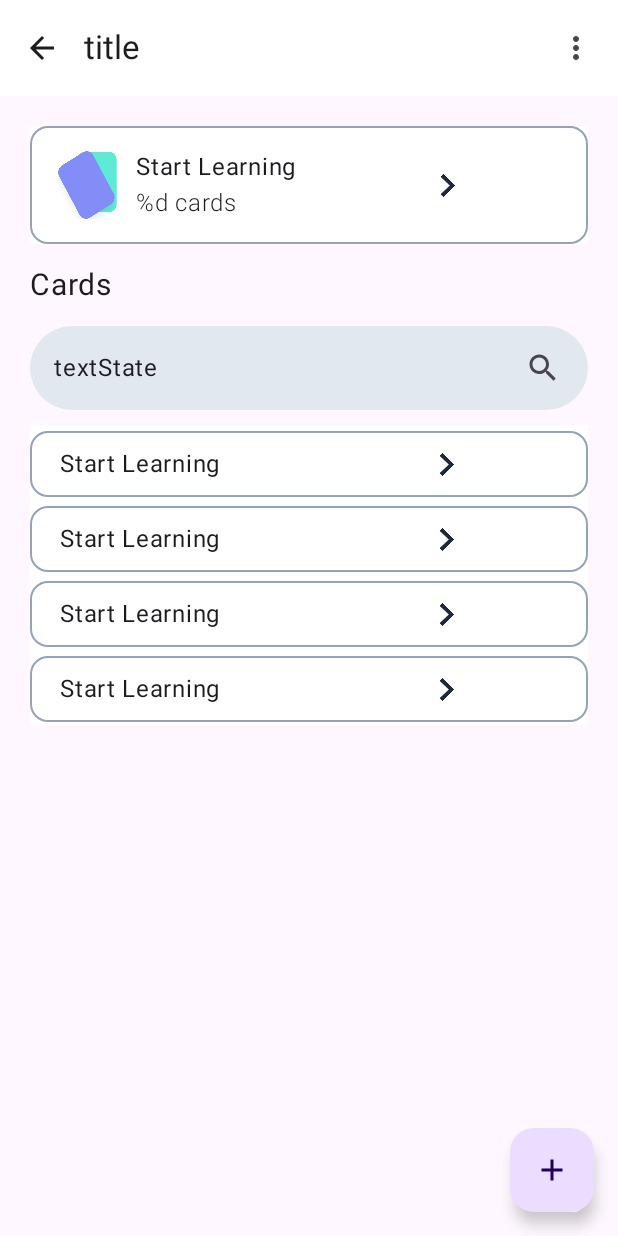
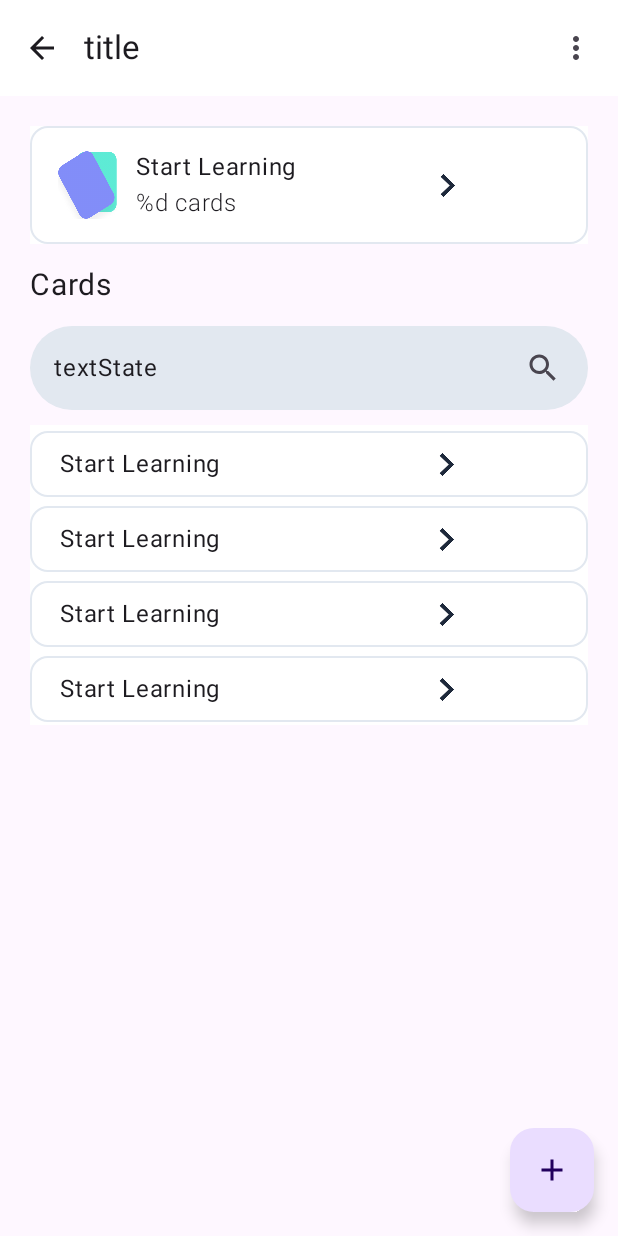
Before and after one commit to Tr1Fecta-7/Recall, an Android app built with Jetpack Compose: the composable DeckDetailScreen shown on its own in the app's theme, on a phone screen of 412 x 824 dp. Run offline under Robolectric (Android 15) with nearby library versions, the phone set to English and light mode, and no system bars; libraries missing offline, so code that uses them is left out: com.ramcosta.composedestinations; 1 statement that could not run was skipped.

Commit message:
color changed

```diff
--- a/android/app/src/main/java/nl/recall/components/deckDetail/DeckDetailScreen.kt
+++ b/android/app/src/main/java/nl/recall/components/deckDetail/DeckDetailScreen.kt
@@ -109,7 +109,7 @@ fun DeckDetailScreen() {
                         modifier = Modifier
                             .fillMaxWidth()
                             .background(AppTheme.white),
-                        border = BorderStroke(1.dp, AppTheme.neutral400),
+                        border = BorderStroke(1.dp, AppTheme.neutral200),
                         colors = CardDefaults.cardColors(
                             containerColor = AppTheme.white
                         ),
@@ -199,7 +199,7 @@ fun DeckDetailScreen() {
                                     .fillMaxWidth()
                                     .background(AppTheme.white)
                                     .padding(top = 2.dp),
-                                border = BorderStroke(1.dp, AppTheme.neutral400),
+                                border = BorderStroke(1.dp, AppTheme.neutral200),
                                 colors = CardDefaults.cardColors(
                                     containerColor = AppTheme.white
                                 ),
```
